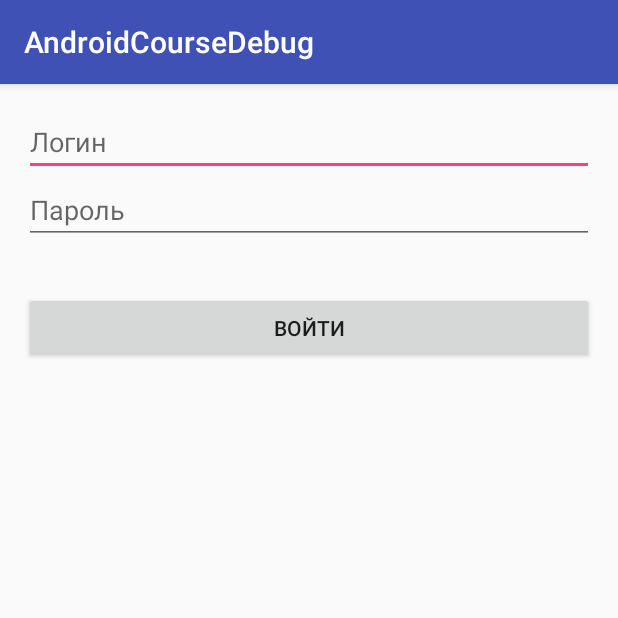
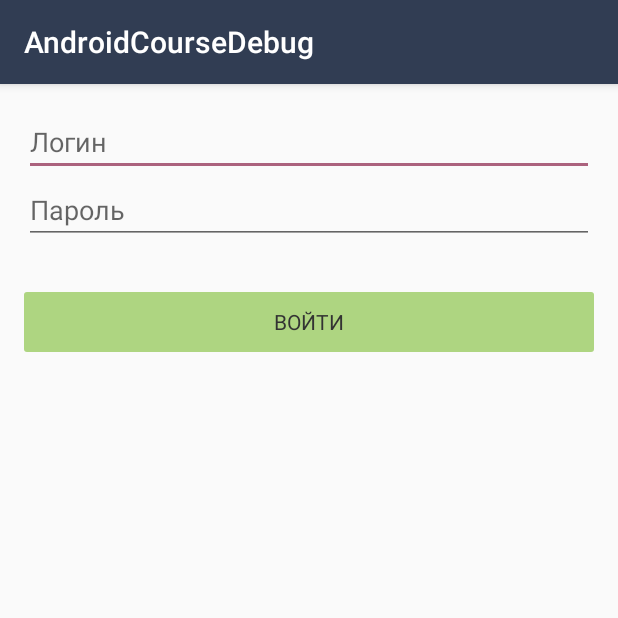
Before and after one commit to puz-ya/tinkoff.finteh.2017, an Android app: the screen it shows after launch (LoginActivity), on a phone screen of 412 x 824 dp, the top half of it. Run offline under Robolectric (Android 15) with nearby library versions, the phone set to English and light mode, and no system bars.

Commit message:
lesson5: add ProgressButton & vector drawable

```diff
--- a/app/src/main/java/tinkoff/androidcourse/LoginActivity.java
+++ b/app/src/main/java/tinkoff/androidcourse/LoginActivity.java
@@ -1,17 +1,21 @@
 package tinkoff.androidcourse;
 
 import android.content.Intent;
+import android.os.AsyncTask;
 import android.os.Bundle;
 import android.support.v7.app.AppCompatActivity;
 import android.view.View;
-import android.widget.Button;
 import android.widget.EditText;
+
+import tinkoff.androidcourse.ui.widgets.ProgressButton;
 
 public class LoginActivity extends AppCompatActivity {
 
     private EditText login;
     private EditText password;
-    private Button button;
+    private ProgressButton button;
+
+    private LoginTask task = new LoginTask();
 
     @Override
     protected void onCreate(Bundle savedInstanceState) {
@@ -20,12 +24,12 @@ public class LoginActivity extends AppCompatActivity {
 
         login = (EditText) findViewById(R.id.edit_text_login);
         password = (EditText) findViewById(R.id.edit_text_password);
-        button = (Button) findViewById(R.id.btn_enter);
+        button = (ProgressButton) findViewById(R.id.btn_enter);
 
         button.setOnClickListener(new View.OnClickListener() {
             @Override
             public void onClick(View view) {
-                startNextScreen();
+                task.execute();
             }
         });
     }
@@ -35,4 +39,28 @@ public class LoginActivity extends AppCompatActivity {
         intent.putExtra("LOGIN", login.getText().toString());
         startActivity(intent);
     }
+
+    private class LoginTask extends AsyncTask<Void, Void, Void> {
+
+        @Override
+        protected void onPreExecute() {
+            button.showProgress();
+        }
+
+        @Override
+        protected Void doInBackground(Void... params) {
+            try {
+                Thread.sleep(5000);
+            } catch (InterruptedException e) {
+                e.printStackTrace();
+            }
+            return null;
+        }
+
+        @Override
+        protected void onPostExecute(Void aVoid) {
+            button.hideProgress();
+            startNextScreen();
+        }
+    }
 }
--- /dev/null
+++ b/app/src/main/java/tinkoff/androidcourse/ui/widgets/ProgressButton.java
@@ -0,0 +1,85 @@
+package tinkoff.androidcourse.ui.widgets;
+
+import android.annotation.SuppressLint;
+import android.content.Context;
+import android.content.res.TypedArray;
+import android.graphics.PorterDuff;
+import android.support.v4.content.ContextCompat;
+import android.util.AttributeSet;
+import android.view.LayoutInflater;
+import android.view.MotionEvent;
+import android.view.View;
+import android.widget.FrameLayout;
+import android.widget.ProgressBar;
+import android.widget.TextView;
+
+import tinkoff.androidcourse.R;
+
+public class ProgressButton extends FrameLayout implements View.OnTouchListener {
+
+    private View background;
+    private TextView textView;
+    private ProgressBar progressBar;
+
+    public ProgressButton(Context context) {
+        super(context);
+    }
+
+    public ProgressButton(Context context, AttributeSet attrs) {
+        super(context, attrs);
+        init(attrs);
+    }
+
+    public ProgressButton(Context context, AttributeSet attrs, int defStyleAttr) {
+        super(context, attrs, defStyleAttr);
+        init(attrs);
+    }
+
+    private void init(AttributeSet attrs) {
+        LayoutInflater.from(getContext()).inflate(R.layout.widget_progress_button, this);
+        background = findViewById(R.id.view_background);
+        textView = (TextView) findViewById(R.id.text_view);
+        progressBar = (ProgressBar) findViewById(R.id.progress_bar);
+        progressBar.getIndeterminateDrawable().setColorFilter(ContextCompat.getColor(getContext(), R.color.grey), PorterDuff.Mode.SRC_ATOP);
+
+        final TypedArray typedArray = getContext().obtainStyledAttributes(attrs, R.styleable.ProgressButton);
+        if (typedArray != null) {
+            if (typedArray.getString(R.styleable.ProgressButton_text) != null) {
+                setText(typedArray.getString(R.styleable.ProgressButton_text));
+            }
+            setEnabled(typedArray.getBoolean(R.styleable.ProgressButton_enabled, true));
+            typedArray.recycle();
+        }
+
+        setOnTouchListener(this);
+    }
+
+    @Override
+    @SuppressLint("ClickableViewAccessibility")
+    public boolean onTouch(View v, MotionEvent event) {
+        return false;
+    }
+
+    @Override
+    public void setEnabled(boolean enabled) {
+        super.setEnabled(enabled);
+        background.setEnabled(enabled);
+        textView.setEnabled(enabled);
+    }
+
+    public void setText(String text) {
+        textView.setText(text);
+    }
+
+    public void showProgress() {
+        textView.setVisibility(View.GONE);
+        progressBar.setVisibility(View.VISIBLE);
+        this.setClickable(false);
+    }
+
+    public void hideProgress() {
+        textView.setVisibility(View.VISIBLE);
+        progressBar.setVisibility(View.GONE);
+        this.setClickable(true);
+    }
+}
--- /dev/null
+++ b/app/src/main/res/color/selector_button_text.xml
@@ -0,0 +1,5 @@
+<?xml version="1.0" encoding="utf-8"?>
+<selector xmlns:android="http://schemas.android.com/apk/res/android">
+    <item android:color="@color/grey_light" android:state_enabled="false" />
+    <item android:color="@color/grey" />
+</selector>
--- /dev/null
+++ b/app/src/main/res/drawable-v21/selector_button_yellow.xml
@@ -0,0 +1,22 @@
+<?xml version="1.0" encoding="utf-8"?>
+<ripple xmlns:android="http://schemas.android.com/apk/res/android"
+    android:color="@color/green_dark">
+    <item>
+        <selector>
+            <!-- disabled -->
+            <item android:state_enabled="false">
+                <shape>
+                    <solid android:color="@color/green_light" />
+                    <corners android:radius="2dp" />
+                </shape>
+            </item>
+            <!-- normal -->
+            <item>
+                <shape android:shape="rectangle">
+                    <solid android:color="@color/green" />
+                    <corners android:radius="2dp" />
+                </shape>
+            </item>
+        </selector>
+    </item>
+</ripple>
--- /dev/null
+++ b/app/src/main/res/drawable/selector_button_yellow.xml
@@ -0,0 +1,24 @@
+<?xml version="1.0" encoding="utf-8"?>
+<selector xmlns:android="http://schemas.android.com/apk/res/android">
+    <!-- disabled -->
+    <item android:state_enabled="false">
+        <shape>
+            <solid android:color="@color/green_light"/>
+            <corners android:radius="2dp"/>
+        </shape>
+    </item>
+    <!-- pressed -->
+    <item android:state_pressed="true">
+        <shape android:shape="rectangle">
+            <solid android:color="@color/green_dark"/>
+            <corners android:radius="2dp"/>
+        </shape>
+    </item>
+    <!-- normal -->
+    <item>
+        <shape android:shape="rectangle">
+            <solid android:color="@color/green"/>
+            <corners android:radius="2dp"/>
+        </shape>
+    </item>
+</selector>
--- a/app/src/main/res/layout/activity_login.xml
+++ b/app/src/main/res/layout/activity_login.xml
@@ -29,10 +29,9 @@
         android:maxLines="1"
         android:singleLine="true" />
 
-    <Button
+    <tinkoff.androidcourse.ui.widgets.ProgressButton
         android:id="@+id/btn_enter"
         android:layout_width="match_parent"
         android:layout_height="wrap_content"
-        android:layout_marginTop="32dp"
-        android:text="@string/enter" />
+        android:layout_marginTop="32dp" />
 </LinearLayout>
--- /dev/null
+++ b/app/src/main/res/layout/widget_progress_button.xml
@@ -0,0 +1,33 @@
+<?xml version="1.0" encoding="utf-8"?>
+<FrameLayout xmlns:android="http://schemas.android.com/apk/res/android"
+    xmlns:tools="http://schemas.android.com/tools"
+    android:layout_width="match_parent"
+    android:layout_height="wrap_content"
+    android:minHeight="40dp">
+
+    <View
+        android:id="@+id/view_background"
+        android:layout_width="match_parent"
+        android:layout_height="40dp"
+        android:background="@drawable/selector_button_yellow" />
+
+    <TextView
+        android:id="@+id/text_view"
+        android:layout_width="match_parent"
+        android:layout_height="wrap_content"
+        android:layout_gravity="center"
+        android:gravity="center"
+        android:paddingLeft="8dp"
+        android:paddingRight="8dp"
+        android:text="@string/enter"
+        android:textAllCaps="true"
+        android:textColor="@color/selector_button_text"
+        tools:ignore="MissingPrefix" />
+
+    <ProgressBar
+        android:id="@+id/progress_bar"
+        android:layout_width="24dp"
+        android:layout_height="24dp"
+        android:layout_gravity="center"
+        android:visibility="gone" />
+</FrameLayout>
--- a/app/src/main/res/values/colors.xml
+++ b/app/src/main/res/values/colors.xml
@@ -1,6 +1,12 @@
-<?xml version="1.0" encoding="utf-8"?>
 <resources>
-    <color name="colorPrimary">#3F51B5</color>
-    <color name="colorPrimaryDark">#303F9F</color>
-    <color name="colorAccent">#FF4081</color>
+    <color name="colorPrimary">#313d53</color>
+    <color name="colorPrimaryDark">#243045</color>
+    <color name="colorAccent">#ab627d</color>
+
+    <color name="green_light">#d9f8b5</color>
+    <color name="green">#aed581</color>
+    <color name="green_dark">#76b132</color>
+
+    <color name="grey">#333333</color>
+    <color name="grey_light">#80333333</color>
 </resources>
```
Also changed, not shown: app/src/main/res/drawable/ic_cross_red.xml (added, +11 -0 lines), app/src/main/res/values/attrs.xml (added, +7 -0 lines).
